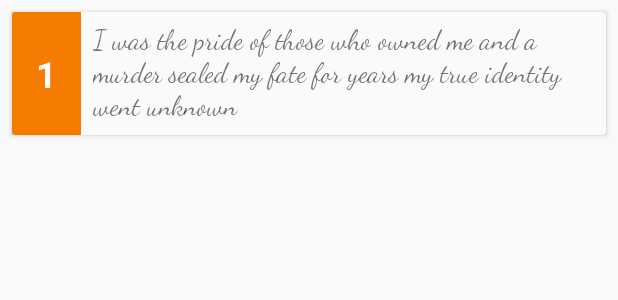
After one commit to arjunsk/Techathlon, an Android app: the layout clue.xml on its own in the app's theme, with its tools: preview values and no code run, on a phone screen of 412 x 824 dp. The commit adds this screen. Shown: the top 300 px of the screen. Run offline under Robolectric (Android 15) with nearby library versions, the light colour scheme and no system bars.

Commit message:
Add model layouts

```diff
--- /dev/null
+++ b/app/src/main/res/layout/clue.xml
@@ -0,0 +1,30 @@
+<?xml version="1.0" encoding="utf-8"?>
+<android.support.v7.widget.CardView
+    xmlns:android="http://schemas.android.com/apk/res/android"
+    android:layout_width="match_parent"
+    android:layout_height="wrap_content"
+    android:layout_marginTop="@dimen/padding_normal"
+    android:layout_marginLeft="@dimen/padding_normal"
+    android:layout_marginRight="@dimen/padding_normal">
+
+    <RelativeLayout
+        android:layout_width="match_parent"
+        android:layout_height="wrap_content"
+        android:background="@color/fab">
+
+        <include layout="@layout/clue_number"/>
+
+        <TextView
+            android:id="@+id/clue_description"
+            android:layout_width="wrap_content"
+            android:layout_height="wrap_content"
+            android:background="@color/background"
+            android:layout_toEndOf="@+id/clue_number"
+            android:fontFamily="cursive"
+            android:padding="@dimen/padding_normal"
+            android:text="@string/clue_sample"
+            android:textSize="@dimen/text_normal"/>
+
+    </RelativeLayout>
+
+</android.support.v7.widget.CardView>
--- /dev/null
+++ b/app/src/main/res/layout/clue_number.xml
@@ -0,0 +1,13 @@
+<?xml version="1.0" encoding="utf-8"?>
+<TextView
+    xmlns:android="http://schemas.android.com/apk/res/android"
+    android:layout_width="wrap_content"
+    android:layout_height="wrap_content"
+    android:layout_centerVertical="true"
+    android:paddingStart="@dimen/padding_large"
+    android:paddingEnd="@dimen/padding_large"
+    android:text="@string/clue_number_sample"
+    android:textStyle="bold"
+    android:textSize="@dimen/text_large"
+    android:textColor="@color/textPrimary"
+    android:id="@+id/clue_number"/>
--- a/app/src/main/res/values/strings.xml
+++ b/app/src/main/res/values/strings.xml
@@ -4,4 +4,8 @@
     <string name="enter_clue">Enter clue</string>
     <string name="save_button">Save</string>
     <string name="cancel_button">Cancel</string>
+
+    <string name="clue_sample">I was the pride of those who owned me and a murder sealed my fate for years my true identity went unknown</string>
+    <string name="clue_time_sample">12:45 PM</string>
+    <string name="clue_number_sample">1</string>
 </resources>
```
Also changed, not shown: app/src/main/res/layout/clue_image.xml (added, +27 -0 lines), app/src/main/res/layout/clue_locked.xml (added, +22 -0 lines).
